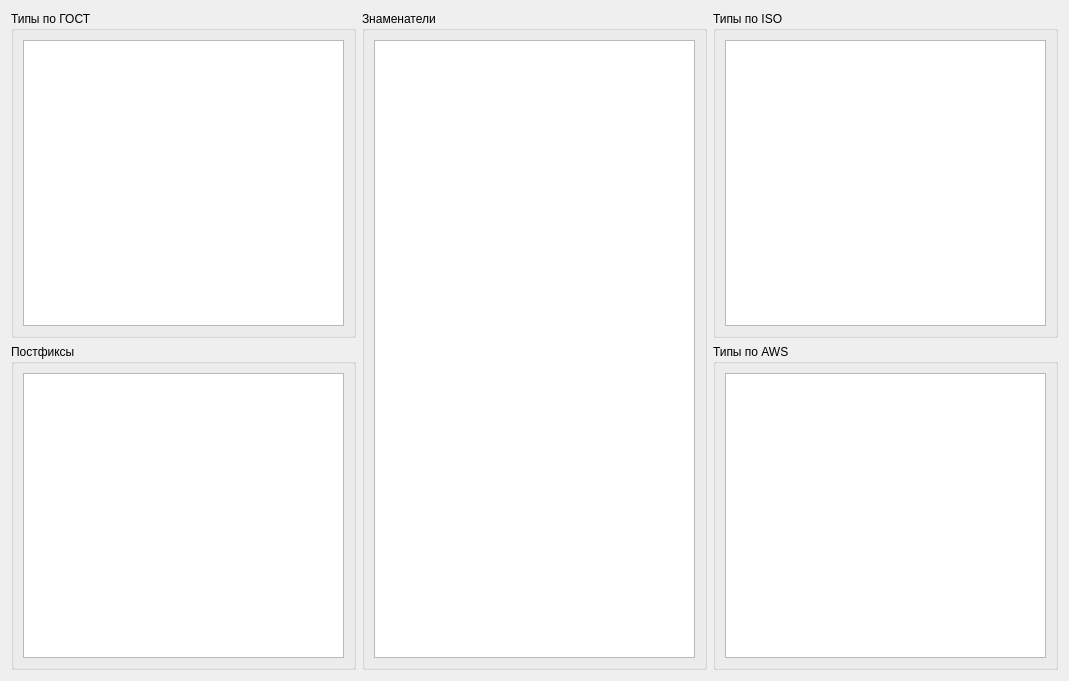
Old version of the form formtypes.ui in the repository Sergeyego/el_sert.
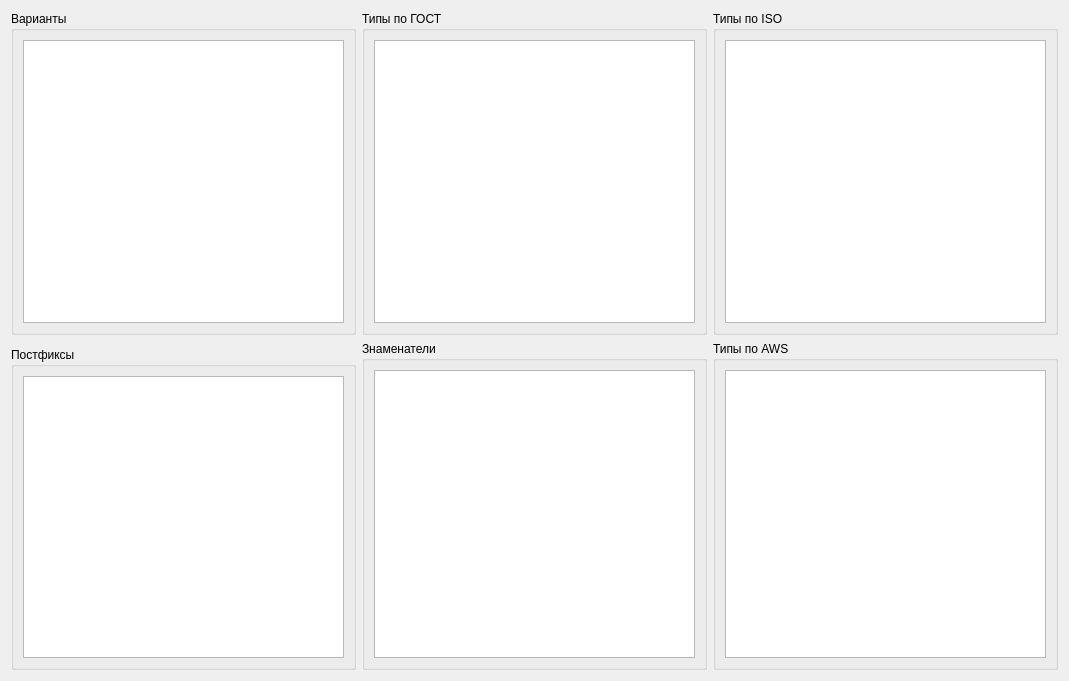
New version of the form. Custom widgets are drawn as their Qt base class.

```diff
--- a/formtypes.ui
+++ b/formtypes.ui
@@ -14,26 +14,26 @@
    <string>Form</string>
   </property>
   <layout class="QGridLayout" name="gridLayout">
+   <item row="2" column="0">
+    <widget class="QGroupBox" name="groupBox_5">
+     <property name="title">
+      <string>Постфиксы</string>
+     </property>
+     <layout class="QVBoxLayout" name="verticalLayout_5">
+      <item>
+       <widget class="DbViewer" name="tableViewBukv"/>
+      </item>
+     </layout>
+    </widget>
+   </item>
    <item row="0" column="0">
-    <widget class="QGroupBox" name="groupBox">
+    <widget class="QGroupBox" name="groupBox_6">
      <property name="title">
-      <string>Типы по ГОСТ</string>
+      <string>Варианты</string>
      </property>
-     <layout class="QVBoxLayout" name="verticalLayout">
+     <layout class="QVBoxLayout" name="verticalLayout_6">
       <item>
-       <widget class="DbViewer" name="tableViewGost"/>
-      </item>
-     </layout>
-    </widget>
-   </item>
-   <item row="0" column="1" rowspan="2">
-    <widget class="QGroupBox" name="groupBox_4">
-     <property name="title">
-      <string>Знаменатели</string>
-     </property>
-     <layout class="QVBoxLayout" name="verticalLayout_4">
-      <item>
-       <widget class="DbViewer" name="tableViewZnam"/>
+       <widget class="DbViewer" name="tableViewVar"/>
       </item>
      </layout>
     </widget>
@@ -50,19 +50,7 @@
      </layout>
     </widget>
    </item>
-   <item row="1" column="0">
-    <widget class="QGroupBox" name="groupBox_5">
-     <property name="title">
-      <string>Постфиксы</string>
-     </property>
-     <layout class="QVBoxLayout" name="verticalLayout_5">
-      <item>
-       <widget class="DbViewer" name="tableViewBukv"/>
-      </item>
-     </layout>
-    </widget>
-   </item>
-   <item row="1" column="2">
+   <item row="1" column="2" rowspan="2">
     <widget class="QGroupBox" name="groupBox_3">
      <property name="title">
       <string>Типы по AWS</string>
@@ -74,6 +62,30 @@
      </layout>
     </widget>
    </item>
+   <item row="1" column="1" rowspan="2">
+    <widget class="QGroupBox" name="groupBox_4">
+     <property name="title">
+      <string>Знаменатели</string>
+     </property>
+     <layout class="QVBoxLayout" name="verticalLayout_4">
+      <item>
+       <widget class="DbViewer" name="tableViewZnam"/>
+      </item>
+     </layout>
+    </widget>
+   </item>
+   <item row="0" column="1">
+    <widget class="QGroupBox" name="groupBox">
+     <property name="title">
+      <string>Типы по ГОСТ</string>
+     </property>
+     <layout class="QVBoxLayout" name="verticalLayout">
+      <item>
+       <widget class="DbViewer" name="tableViewGost"/>
+      </item>
+     </layout>
+    </widget>
+   </item>
   </layout>
  </widget>
  <customwidgets>
```
